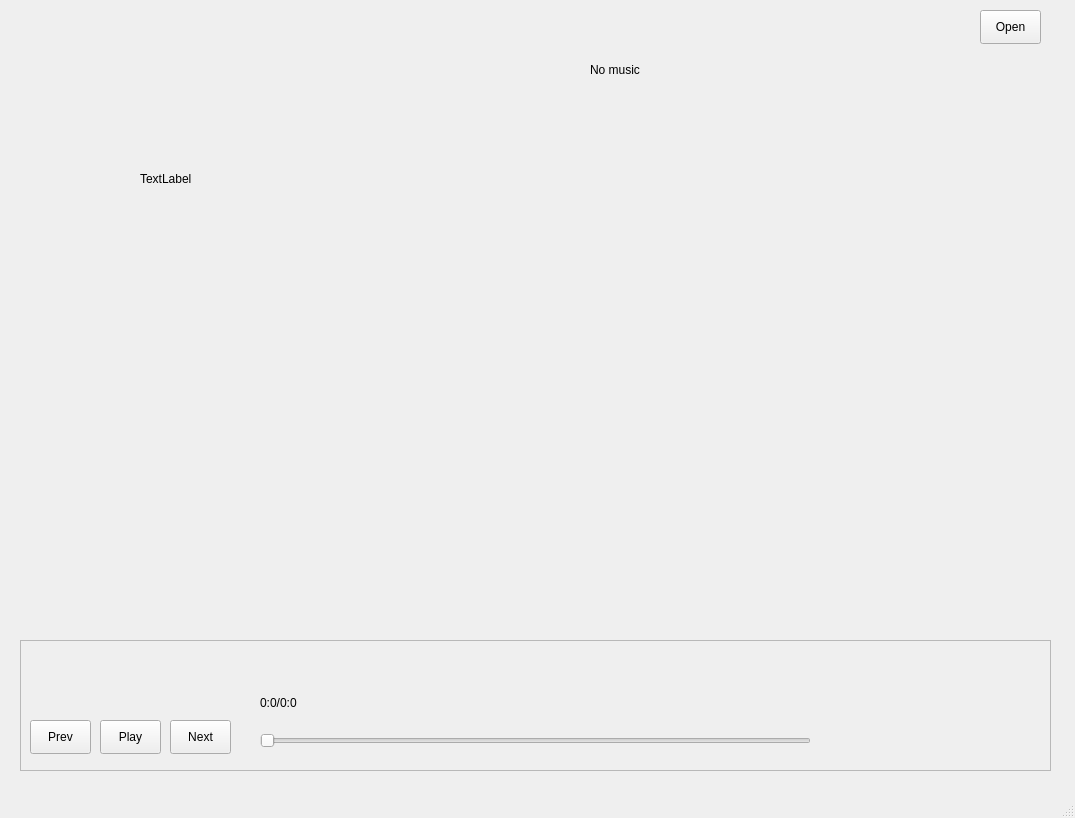
Above: PlayControl/PlayControl.ui from lzr123/MusicPlayer-PyQt before the change. Below: the same form after it.
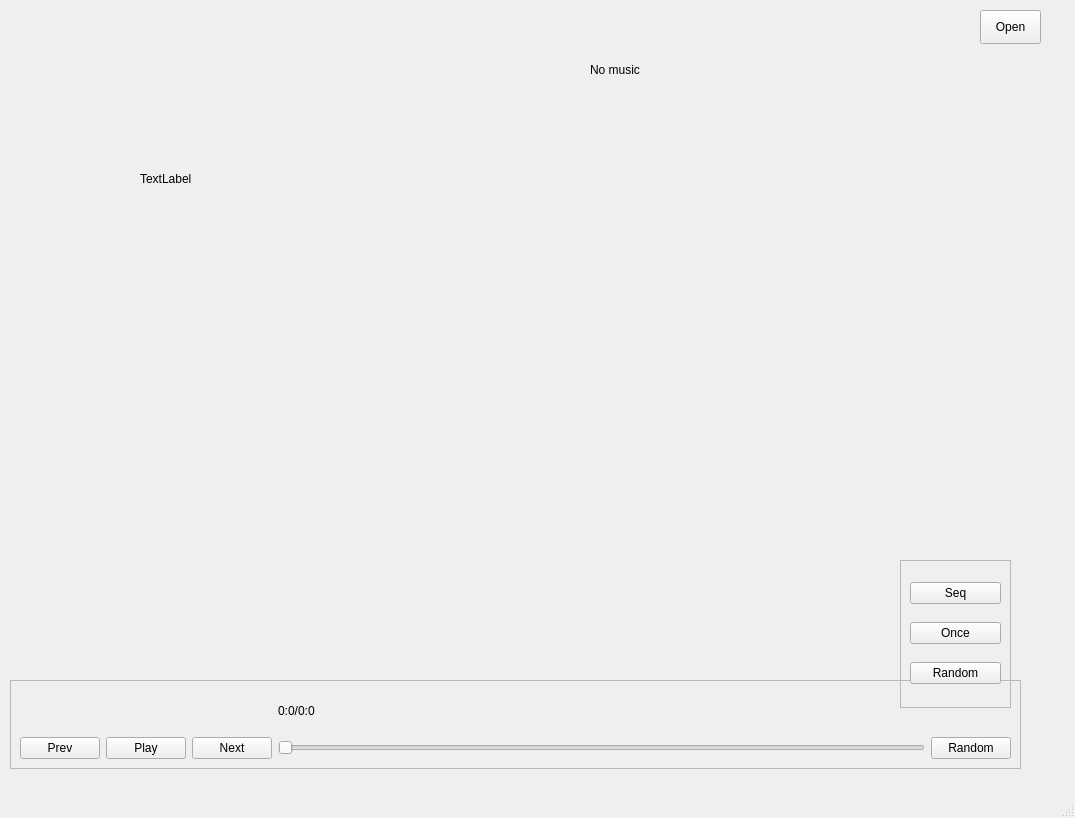
That is the form after the change.

```diff
--- a/PlayControl/PlayControl.ui
+++ b/PlayControl/PlayControl.ui
@@ -17,10 +17,10 @@
    <widget class="QFrame" name="frame">
     <property name="geometry">
      <rect>
-      <x>20</x>
-      <y>640</y>
-      <width>1031</width>
-      <height>131</height>
+      <x>10</x>
+      <y>680</y>
+      <width>1011</width>
+      <height>89</height>
      </rect>
     </property>
     <property name="frameShape">
@@ -29,71 +29,50 @@
     <property name="frameShadow">
      <enum>QFrame::Raised</enum>
     </property>
-    <widget class="QPushButton" name="playCtrlButton">
-     <property name="geometry">
-      <rect>
-       <x>80</x>
-       <y>80</y>
-       <width>61</width>
-       <height>34</height>
-      </rect>
-     </property>
-     <property name="text">
-      <string>Play</string>
-     </property>
-    </widget>
-    <widget class="QPushButton" name="nextSongButton">
-     <property name="geometry">
-      <rect>
-       <x>150</x>
-       <y>80</y>
-       <width>61</width>
-       <height>34</height>
-      </rect>
-     </property>
-     <property name="text">
-      <string>Next</string>
-     </property>
-    </widget>
-    <widget class="QPushButton" name="prevSongButton">
-     <property name="geometry">
-      <rect>
-       <x>10</x>
-       <y>80</y>
-       <width>61</width>
-       <height>34</height>
-      </rect>
-     </property>
-     <property name="text">
-      <string>Prev</string>
-     </property>
-    </widget>
-    <widget class="QLabel" name="timeLabel">
-     <property name="geometry">
-      <rect>
-       <x>240</x>
-       <y>47</y>
-       <width>151</width>
-       <height>31</height>
-      </rect>
-     </property>
-     <property name="text">
-      <string>0:0/0:0</string>
-     </property>
-    </widget>
-    <widget class="QSlider" name="playPosSlider">
-     <property name="geometry">
-      <rect>
-       <x>240</x>
-       <y>90</y>
-       <width>551</width>
-       <height>22</height>
-      </rect>
-     </property>
-     <property name="orientation">
-      <enum>Qt::Horizontal</enum>
-     </property>
-    </widget>
+    <layout class="QGridLayout" name="gridLayout">
+     <item row="0" column="3">
+      <widget class="QLabel" name="timeLabel">
+       <property name="text">
+        <string>0:0/0:0</string>
+       </property>
+      </widget>
+     </item>
+     <item row="1" column="2">
+      <widget class="QPushButton" name="nextSongButton">
+       <property name="text">
+        <string>Next</string>
+       </property>
+      </widget>
+     </item>
+     <item row="1" column="3">
+      <widget class="QSlider" name="playPosSlider">
+       <property name="orientation">
+        <enum>Qt::Horizontal</enum>
+       </property>
+      </widget>
+     </item>
+     <item row="1" column="0">
+      <widget class="QPushButton" name="prevSongButton">
+       <property name="text">
+        <string>Prev</string>
+       </property>
+      </widget>
+     </item>
+     <item row="1" column="4">
+      <widget class="QPushButton" name="playModeChangeButton">
+       <property name="text">
+        <string>Random</string>
+       </property>
+      </widget>
+     </item>
+     <item row="1" column="1">
+      <widget class="QPushButton" name="playCtrlButton">
+       <property name="text">
+        <string>Play</string>
+       </property>
+      </widget>
+     </item>
+    </layout>
    </widget>
    <widget class="QLabel" name="songInfoLabel">
     <property name="geometry">
@@ -134,6 +113,45 @@
      <string>TextLabel</string>
     </property>
    </widget>
+   <widget class="QFrame" name="playModePanel">
+    <property name="geometry">
+     <rect>
+      <x>900</x>
+      <y>560</y>
+      <width>111</width>
+      <height>148</height>
+     </rect>
+    </property>
+    <property name="frameShape">
+     <enum>QFrame::StyledPanel</enum>
+    </property>
+    <property name="frameShadow">
+     <enum>QFrame::Raised</enum>
+    </property>
+    <layout class="QVBoxLayout" name="verticalLayout">
+     <item>
+      <widget class="QPushButton" name="seqPlay">
+       <property name="text">
+        <string>Seq</string>
+       </property>
+      </widget>
+     </item>
+     <item>
+      <widget class="QPushButton" name="itemOncePlay">
+       <property name="text">
+        <string>Once</string>
+       </property>
+      </widget>
+     </item>
+     <item>
+      <widget class="QPushButton" name="randomPlay">
+       <property name="text">
+        <string>Random</string>
+       </property>
+      </widget>
+     </item>
+    </layout>
+   </widget>
   </widget>
   <widget class="QMenuBar" name="menubar">
    <property name="geometry">
```
Left out of the diff: 2 changed lines with no effect on the pictures.
